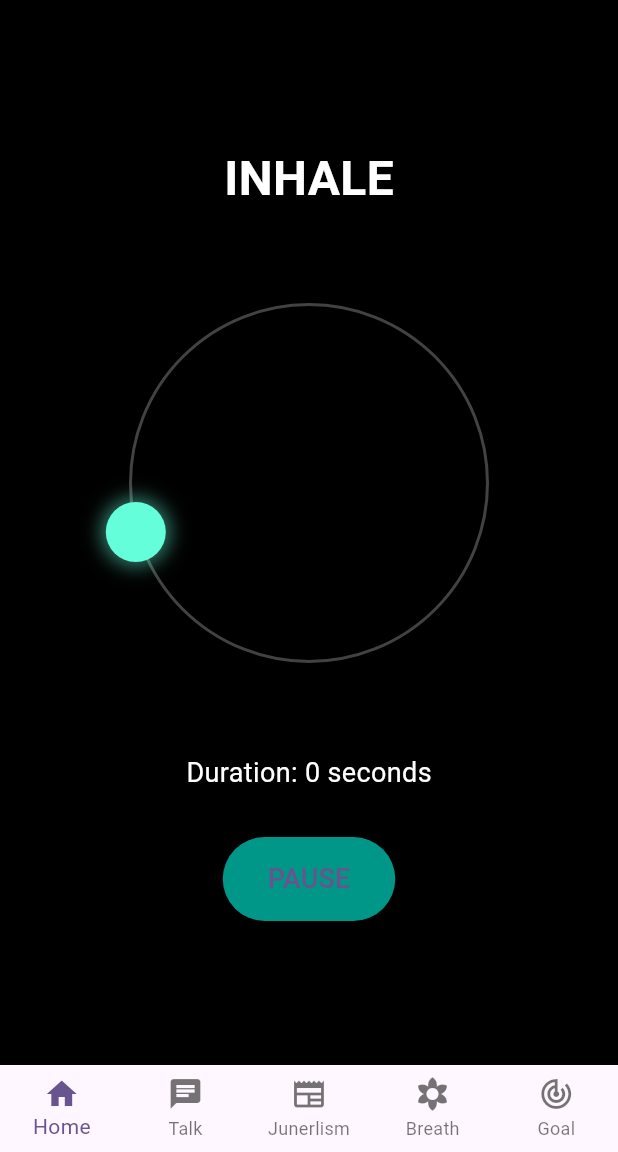
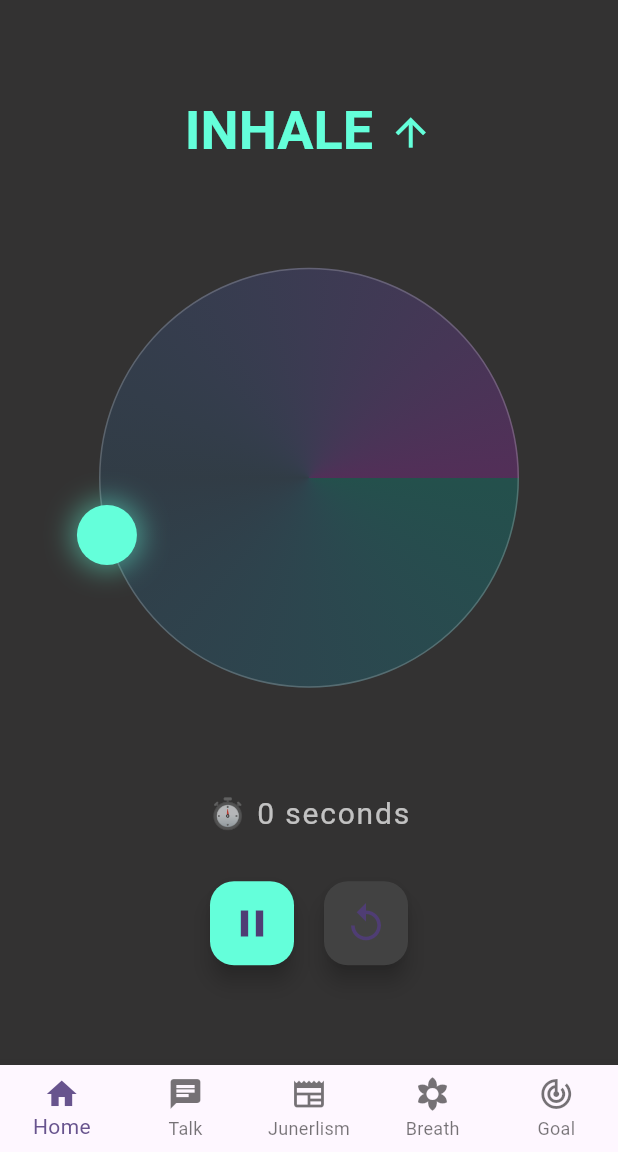
Before and after one commit to ramanshakyars/ray_of_light, a Flutter app: the BreathingScreen screen opened by its route, on a phone screen of 412 x 824 dp, the part 84-1236 px from its top. Run offline on Flutter 3.47's test engine with Material 3 defaults, Android fonts, the phone set to English and light mode, and no system bars; our stand-ins replace go_router.

Commit message:
fixing something in breathing model

```diff
--- a/lib/presentation/screens/features/breathing.dart
+++ b/lib/presentation/screens/features/breathing.dart
@@ -13,50 +13,62 @@ class _BreathingScreenState extends State<BreathingScreen>
   late Animation<double> _animation;
   Timer? _holdTimer;
   String _instruction = "INHALE";
-  double _angle = 0; // Angle for circular position
+  double _angle = 0;
   Duration _duration = Duration(seconds: 4);
-  Duration _holdDuration = Duration(seconds: 0);
   Duration _totalDuration = Duration.zero;
-  final double _circleRadius = 120; // Radius of the circular path
+  final double _circleRadius = 140;
+  Color _dotColor = Colors.tealAccent;
+  double _dotSize = 40.0;
 
   @override
   void initState() {
     super.initState();
-    _controller = AnimationController(
-      vsync: this,
-      duration: _duration,
-    )..addListener(_updateAnimation);
+    _controller = AnimationController(vsync: this, duration: _duration)
+      ..addListener(_updateAnimation);
 
     _startBreathingCycle();
   }
 
   void _updateAnimation() {
     setState(() {
-      // Convert linear animation value (0-1) to angle (0-2π)
       _angle = 2 * pi * _animation.value;
+
+      // Add pulse effect during hold
+      if (_instruction == "HOLD") {
+        _dotSize = 40.0 + 10.0 * sin(pi * DateTime.now().millisecond / 500);
+      } else {
+        _dotSize = 40.0;
+      }
     });
   }
 
   void _startBreathingCycle() {
     // Inhale animation
-    _animation = Tween<double>(begin: 0, end: 1).animate(
-      CurvedAnimation(parent: _controller, curve: Curves.easeInOut),
-    );
+    _animation = Tween<double>(
+      begin: 0,
+      end: 1,
+    ).animate(CurvedAnimation(parent: _controller, curve: Curves.easeInOut));
+
+    setState(() {
+      _instruction = "INHALE";
+      _dotColor = Colors.tealAccent;
+    });
 
     _controller.reset();
     _controller.forward().then((_) {
       setState(() {
         _instruction = "HOLD";
-        _holdDuration = Duration.zero;
+        _dotColor = Colors.orangeAccent;
       });
 
       // Hold for 2 seconds
       _holdTimer = Timer(Duration(seconds: 2), () {
         setState(() {
           _instruction = "EXHALE";
+          _dotColor = Colors.purpleAccent;
         });
 
-        // Exhale animation (reverse direction)
+        // Exhale animation
         _animation = Tween<double>(begin: 1, end: 0).animate(
           CurvedAnimation(parent: _controller, curve: Curves.easeInOut),
         );
@@ -65,9 +77,8 @@ class _BreathingScreenState extends State<BreathingScreen>
         _controller.forward().then((_) {
           setState(() {
             _totalDuration += _duration * 2 + Duration(seconds: 2);
-            _instruction = "INHALE";
           });
-          _startBreathingCycle(); // Repeat the cycle
+          _startBreathingCycle(); // Repeat cycle
         });
       });
     });
@@ -82,62 +93,89 @@ class _BreathingScreenState extends State<BreathingScreen>
 
   @override
   Widget build(BuildContext context) {
-    // Calculate dot position based on angle
     final dotX = _circleRadius * cos(_angle);
     final dotY = _circleRadius * sin(_angle);
 
     return Scaffold(
-      backgroundColor: Colors.black,
+      backgroundColor: const Color.fromARGB(255, 51, 50, 50),
       body: Center(
         child: Column(
           mainAxisAlignment: MainAxisAlignment.center,
           children: [
-            // Instruction text
-            Text(
-              _instruction,
+            // Instruction with emoji
+            RichText(
+              text: TextSpan(
+                children: [
+                  TextSpan(
+                    text: _instruction,
                     style: TextStyle(
-                fontSize: 32,
+                      fontSize: 36,
                       fontWeight: FontWeight.bold,
-                color: Colors.white,
+                      color: _dotColor,
+                    ),
+                  ),
+                  WidgetSpan(
+                    child: Padding(
+                      padding: EdgeInsets.only(left: 10),
+                      child: Icon(
+                        _instruction == "INHALE"
+                            ? Icons.arrow_upward
+                            : _instruction == "EXHALE"
+                            ? Icons.arrow_downward
+                            : Icons.pause,
+                        color: _dotColor,
+                        size: 30,
+                      ),
+                    ),
+                  ),
+                ],
               ),
             ),
             SizedBox(height: 40),
 
-            // Circular breathing track
+            // Circular breathing track with gradient
             Container(
-              width: _circleRadius * 2 + 40,
-              height: _circleRadius * 2 + 40,
+              width: _circleRadius * 2 + 60,
+              height: _circleRadius * 2 + 60,
               child: Stack(
                 alignment: Alignment.center,
                 children: [
-                  // Circular path
                   Container(
                     width: _circleRadius * 2,
                     height: _circleRadius * 2,
                     decoration: BoxDecoration(
                       shape: BoxShape.circle,
+                      gradient: SweepGradient(
+                        colors: [
+                          Colors.teal.withOpacity(0.3),
+                          Colors.blue.withOpacity(0.1),
+                          Colors.purple.withOpacity(0.3),
+                        ],
+                        stops: [0.0, 0.5, 1.0],
+                      ),
                       border: Border.all(
-                        color: Colors.grey[800]!,
-                        width: 2,
+                        color: Colors.white.withOpacity(0.2),
+                        width: 1,
                       ),
                     ),
                   ),
 
-                  // Breathing dot
+                  // Breathing dot with animated size
                   Transform.translate(
                     offset: Offset(dotX, dotY),
-                    child: Container(
-                      width: 40,
-                      height: 40,
+                    child: AnimatedContainer(
+                      duration: Duration(milliseconds: 200),
+                      width: _dotSize,
+                      height: _dotSize,
                       decoration: BoxDecoration(
-                        color: Colors.tealAccent,
+                        color: _dotColor,
                         shape: BoxShape.circle,
                         boxShadow: [
                           BoxShadow(
-                            color: Colors.tealAccent.withOpacity(0.5),
-                            blurRadius: 10,
+                            color: _dotColor.withOpacity(0.5),
+                            blurRadius: 15,
                             spreadRadius: 3,
-                          )
+                          ),
                         ],
                       ),
                     ),
@@ -147,18 +185,22 @@ class _BreathingScreenState extends State<BreathingScreen>
             ),
             SizedBox(height: 40),
 
-            // Duration display
+            // Duration with fancy text
             Text(
-              "Duration: ${_totalDuration.inSeconds} seconds",
+              "⏱️ ${_totalDuration.inSeconds} seconds",
               style: TextStyle(
-                fontSize: 18,
-                color: Colors.white,
+                fontSize: 20,
+                color: Colors.white70,
+                letterSpacing: 1.2,
               ),
             ),
 
-            // Start/Stop button
+            // Control buttons
             SizedBox(height: 30),
-            ElevatedButton(
+            Row(
+              mainAxisAlignment: MainAxisAlignment.center,
+              children: [
+                FloatingActionButton(
                   onPressed: () {
                     if (_controller.isAnimating) {
                       _controller.stop();
@@ -168,14 +210,27 @@ class _BreathingScreenState extends State<BreathingScreen>
                       _startBreathingCycle();
                     }
                   },
-              child: Text(
-                _controller.isAnimating ? "PAUSE" : "RESUME",
-                style: TextStyle(fontSize: 18),
+                  backgroundColor: _dotColor,
+                  child: Icon(
+                    _controller.isAnimating ? Icons.pause : Icons.play_arrow,
+                    size: 30,
                   ),
-              style: ElevatedButton.styleFrom(
-                backgroundColor: Colors.teal,
-                padding: EdgeInsets.symmetric(horizontal: 30, vertical: 15),
                 ),
+                SizedBox(width: 20),
+                FloatingActionButton(
+                  onPressed: () {
+                    _controller.reset();
+                    _holdTimer?.cancel();
+                    setState(() {
+                      _totalDuration = Duration.zero;
+                      _instruction = "INHALE";
+                      _angle = 0;
+                    });
+                  },
+                  backgroundColor: Colors.grey[800],
+                  child: Icon(Icons.replay, size: 30),
+                ),
+              ],
             ),
           ],
         ),
```
Lines whose indentation alone changed are shown as unchanged.
